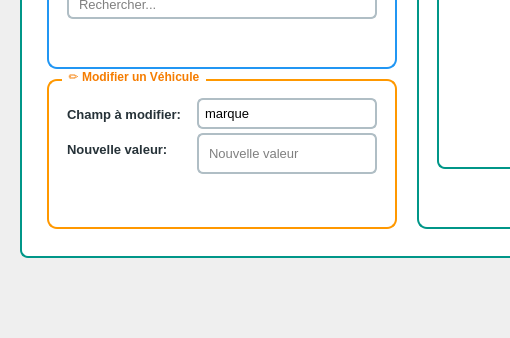
Above: mainwindow.ui from Esprit-UP-Algo/projetcpp-2a25-s1-smart-driving-school before the change; both pictures show x 0 to 510 and y 412 to 750 of the 1200 by 750 pixel window. Below: the same form after it.
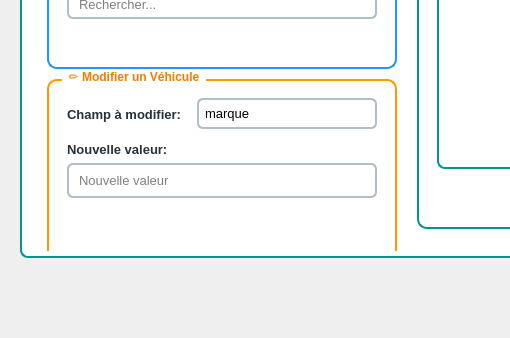
That is the form after the change.

The edit to the form file:
```diff
--- a/mainwindow.ui
+++ b/mainwindow.ui
@@ -138,6 +138,30 @@
         stop:0 #388E3C, stop:1 #2E7D32);
 }
 
+QPushButton#pushButton_10 {
+    background: qlineargradient(x1:0, y1:0, x2:0, y2:1,
+        stop:0 #FF9800, stop:1 #F57C00);
+    font-size: 15px;
+    padding: 12px;
+}
+
+QPushButton#pushButton_10:hover {
+    background: qlineargradient(x1:0, y1:0, x2:0, y2:1,
+        stop:0 #F57C00, stop:1 #E65100);
+}
+
+QPushButton#pushButton_microphone {
+    background: qlineargradient(x1:0, y1:0, x2:0, y2:1,
+        stop:0 #2196F3, stop:1 #1976D2);
+    font-size: 18px;
+    border-radius: 6px;
+}
+
+QPushButton#pushButton_microphone:hover {
+    background: qlineargradient(x1:0, y1:0, x2:0, y2:1,
+        stop:0 #1976D2, stop:1 #1565C0);
+}
+
 QTableWidget {
     background-color: white;
     border: 2px solid #009688;
@@ -447,7 +471,7 @@
         <x>20</x>
         <y>410</y>
         <width>350</width>
-        <height>160</height>
+        <height>200</height>
        </rect>
       </property>
       <property name="styleSheet">
@@ -529,21 +553,37 @@
       <widget class="QLineEdit" name="lineEdit_5">
        <property name="geometry">
         <rect>
-         <x>150</x>
-         <y>64</y>
-         <width>180</width>
-         <height>41</height>
+         <x>20</x>
+         <y>94</y>
+         <width>310</width>
+         <height>35</height>
         </rect>
        </property>
        <property name="placeholderText">
         <string>Nouvelle valeur</string>
        </property>
       </widget>
+      <widget class="QPushButton" name="pushButton_microphone">
+       <property name="geometry">
+        <rect>
+         <x>20</x>
+         <y>135</y>
+         <width>150</width>
+         <height>35</height>
+        </rect>
+       </property>
+       <property name="toolTip">
+        <string>Cliquez pour parler</string>
+       </property>
+       <property name="text">
+        <string>🎤 Parler</string>
+       </property>
+      </widget>
       <widget class="QPushButton" name="pushButton_10">
        <property name="geometry">
         <rect>
-         <x>100</x>
-         <y>110</y>
+         <x>180</x>
+         <y>135</y>
          <width>150</width>
          <height>35</height>
         </rect>
```
